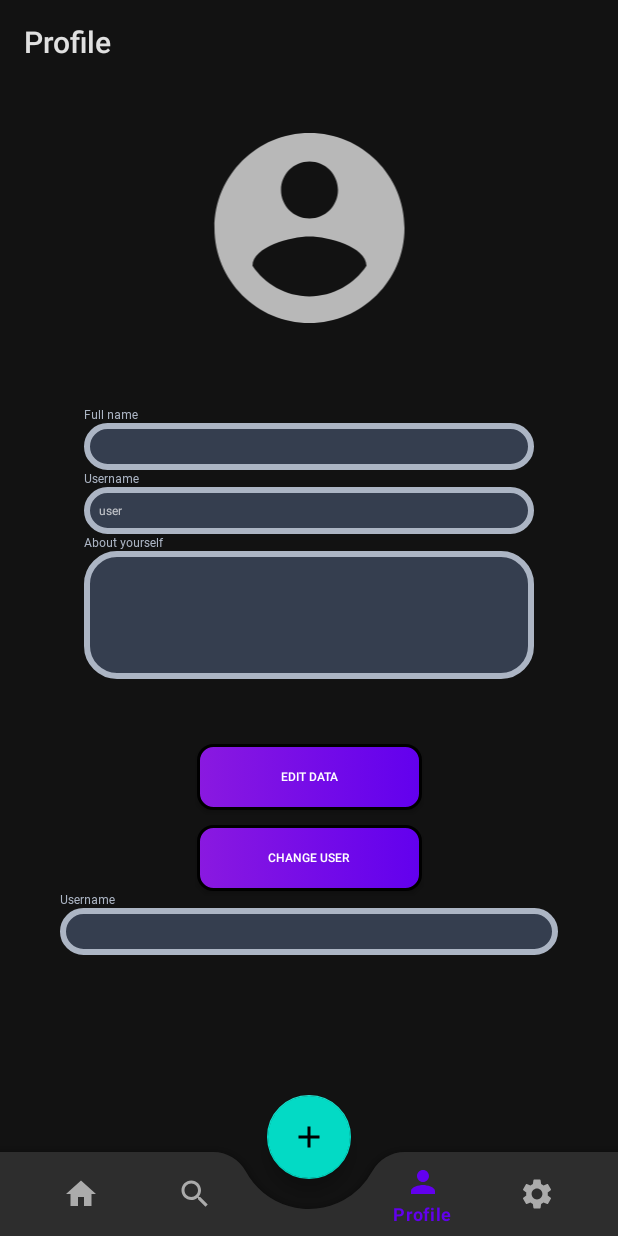
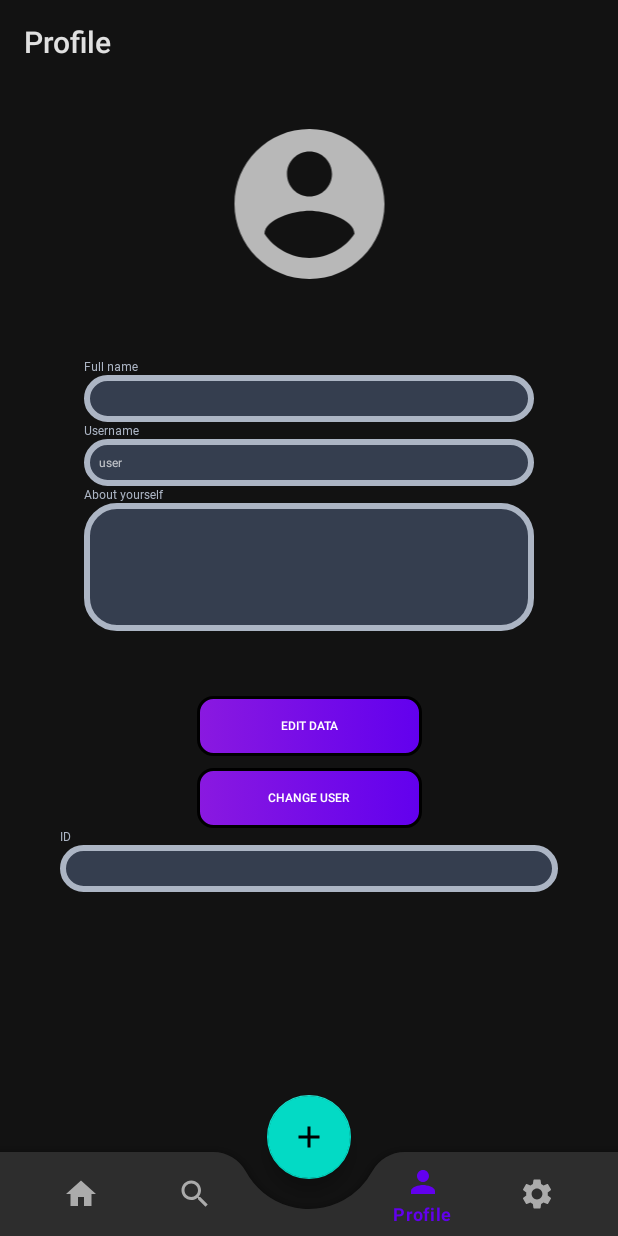
Before and after one commit to DreemWorld/coursework, an Android app: the screen it shows after launch once a user with an empty profile is signed in (MainActivity), item 4 of the bottom bar chosen, on a phone screen of 412 x 824 dp. Run offline under Robolectric (Android 15) with nearby library versions, the phone set to English and light mode, and no system bars; our stand-ins replace Firebase (no records; nobody signed in at launch, a user with empty details on screens opened directly), Picasso.

Commit message:
End_game

```diff
--- a/kishlish/app/src/main/res/layout/fragment_add_new_kishlish.xml
+++ b/kishlish/app/src/main/res/layout/fragment_add_new_kishlish.xml
@@ -69,8 +69,8 @@
 
     <android.widget.Button
         android:id="@+id/add_kish_with_image"
-        android:layout_width="wrap_content"
-        android:layout_height="wrap_content"
+        android:layout_width="225dp"
+        android:layout_height="44dp"
         android:background="@drawable/button"
         android:layout_marginTop="10dp"
         android:text="@string/add_kishlish_with_image"
--- a/kishlish/app/src/main/res/layout/fragment_kishlish.xml
+++ b/kishlish/app/src/main/res/layout/fragment_kishlish.xml
@@ -9,8 +9,8 @@
     <androidx.recyclerview.widget.RecyclerView
         android:id="@+id/kishlish_recycler"
         android:layout_width="match_parent"
-        android:layout_height="match_parent"
-        tools:listitem="@layout/kishlish_item"
-        app:layoutManager="androidx.recyclerview.widget.LinearLayoutManager"/>
+        android:layout_height="550dp"
+        app:layoutManager="androidx.recyclerview.widget.LinearLayoutManager"
+        tools:listitem="@layout/kishlish_item" />
 
 </FrameLayout>
--- a/kishlish/app/src/main/res/layout/fragment_profile_info.xml
+++ b/kishlish/app/src/main/res/layout/fragment_profile_info.xml
@@ -12,7 +12,8 @@
         android:layout_width="match_parent"
         android:layout_height="wrap_content"
         android:fontFamily="@font/roboto"
-        android:text="Username"
+        android:text="ID
+"
         android:textColor="@color/label_white"
         android:textSize="@dimen/normal_text"
         app:layout_constraintTop_toBottomOf="@id/profile_info_exit"
@@ -37,8 +38,8 @@
 
     <ImageView
         android:id="@+id/profile_info_image"
-        android:layout_width="159dp"
-        android:layout_height="152dp"
+        android:layout_width="131dp"
+        android:layout_height="120dp"
         android:layout_marginTop="20dp"
         android:src="@drawable/ic_account"
         app:layout_constraintEnd_toEndOf="parent"
@@ -120,7 +121,7 @@
     <android.widget.Button
         android:id="@+id/profile_info_change"
         android:layout_width="150dp"
-        android:layout_height="44dp"
+        android:layout_height="40dp"
         android:layout_marginTop="0dp"
         android:background="@drawable/button"
         android:text="Edit data"
@@ -133,8 +134,8 @@
     <android.widget.Button
         android:id="@+id/profile_info_exit"
         android:layout_width="150dp"
-        android:layout_height="44dp"
-        android:layout_marginTop="10dp"
+        android:layout_height="40dp"
+        android:layout_marginTop="8dp"
         android:background="@drawable/button"
         android:text="Change user"
         android:textSize="@dimen/normal_text"
```
Also changed, not shown: kishlish/app/src/main/res/layout/fragment_search.xml (+5 -4 lines).
